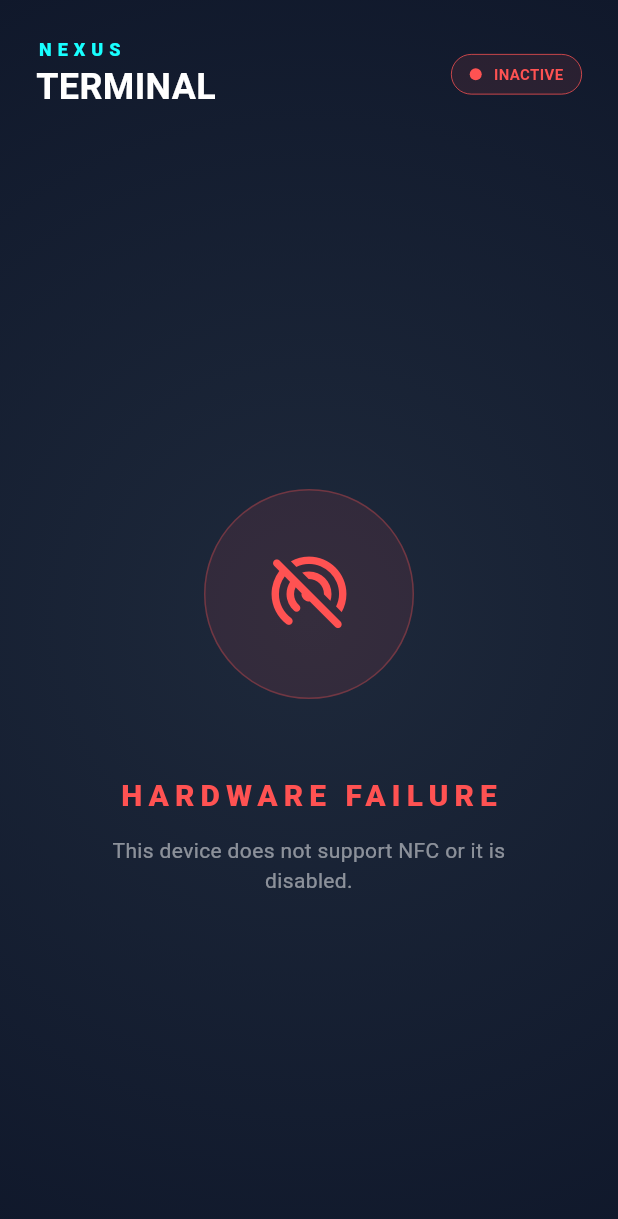
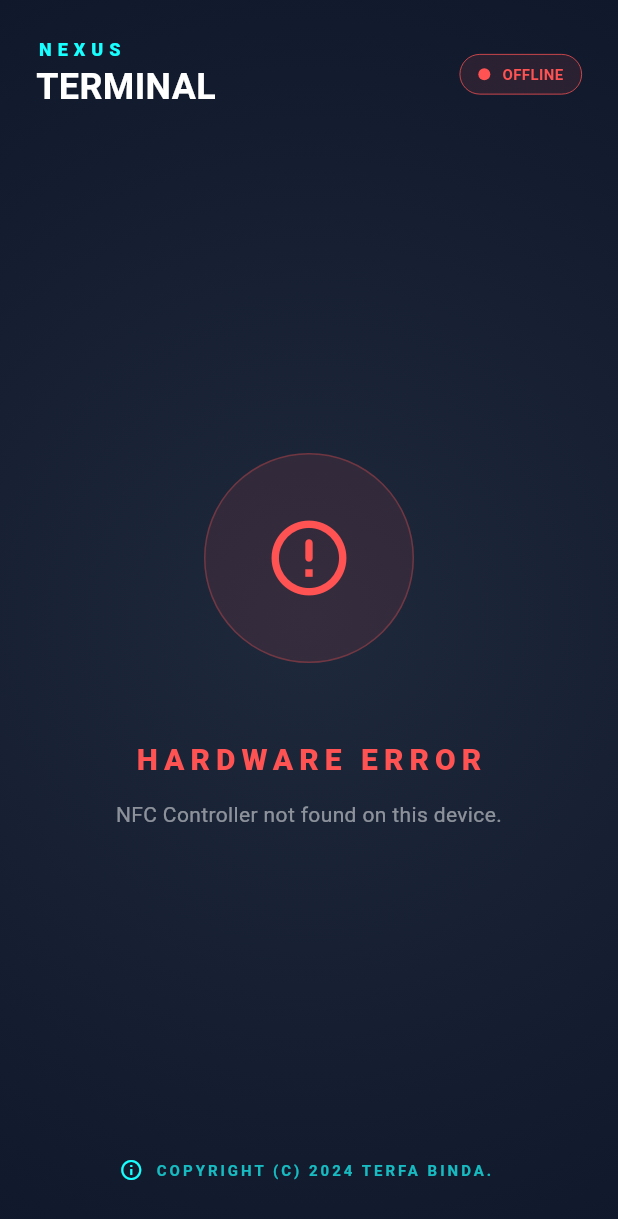
Before and after one commit to terfabinda/nfc_detector, a Flutter app: the screen it shows after launch, on a phone screen of 412 x 824 dp. Shown: the top 1219 px of the screen. Run offline on Flutter 3.47's test engine with Material 3 defaults, Android fonts, the light colour scheme and no system bars; missing offline and left inert: nfc_manager.

Commit message:
Main functionality updates

```diff
--- a/lib/main.dart
+++ b/lib/main.dart
@@ -60,9 +60,8 @@ class _NFCDashboardState extends State<NFCDashboard>
   }
 
   Future<void> _initNFC() async {
-    // Add a slight delay so the user sees the "Scanning for Hardware" animation
+    // Artificial delay to show the "Checking" animation state
     await Future.delayed(const Duration(seconds: 2));
-
     try {
       bool isAvailable = await NfcManager.instance.isAvailable();
       if (mounted) {
@@ -93,7 +92,7 @@ class _NFCDashboardState extends State<NFCDashboard>
     return Scaffold(
       body: Stack(
         children: [
-          // Background Gradient
+          // 1. Background Gradient
           Positioned.fill(
             child: Container(
               decoration: const BoxDecoration(
@@ -105,6 +104,27 @@ class _NFCDashboardState extends State<NFCDashboard>
               ),
             ),
           ),
+
+          // 2. "Splashed" Copyright Side-Text
+          Positioned(
+            right: -40,
+            top: 100,
+            bottom: 100,
+            child: RotatedBox(
+              quarterTurns: 1,
+              child: Text(
+                "NEXUS SYSTEMS CORP © 2024 • ENCRYPTED TERMINAL v4.0.2",
+                style: TextStyle(
+                  color: Colors.cyanAccent.withOpacity(0.05),
+                  fontSize: 14,
+                  fontWeight: FontWeight.w900,
+                  letterSpacing: 10,
+                ),
+              ),
+            ),
+          ),
+
+          // 3. Main Content
           SafeArea(
             child: Column(
               children: [
@@ -112,19 +132,16 @@ class _NFCDashboardState extends State<NFCDashboard>
                 Expanded(
                   child: AnimatedSwitcher(
                     duration: const Duration(milliseconds: 800),
-                    transitionBuilder:
-                        (Widget child, Animation<double> animation) {
-                          return FadeTransition(
-                            opacity: animation,
-                            child: ScaleTransition(
-                              scale: animation,
-                              child: child,
-                            ),
-                          );
-                        },
+                    transitionBuilder: (child, animation) {
+                      return FadeTransition(
+                        opacity: animation,
+                        child: ScaleTransition(scale: animation, child: child),
+                      );
+                    },
                     child: _buildMainContent(),
                   ),
                 ),
+                _buildFooter(),
               ],
             ),
           ),
@@ -134,23 +151,22 @@ class _NFCDashboardState extends State<NFCDashboard>
   }
 
   Widget _buildMainContent() {
-    // Use KeyedSubtree or Keys so AnimatedSwitcher knows when to swap
     switch (_state) {
       case NFCState.checking:
         return _buildStatusView(
           key: const ValueKey('checking'),
-          icon: Icons.search_rounded,
+          icon: Icons.sync_problem_rounded,
           title: "INITIALIZING",
-          subtitle: "Checking hardware communication links...",
+          subtitle: "Booting NFC middleware and checking drivers...",
           color: Colors.cyanAccent,
           showRadar: true,
         );
       case NFCState.unsupported:
         return _buildStatusView(
           key: const ValueKey('unsupported'),
-          icon: Icons.portable_wifi_off_rounded,
-          title: "HARDWARE FAILURE",
-          subtitle: "This device does not support NFC or it is disabled.",
+          icon: Icons.error_outline_rounded,
+          title: "HARDWARE ERROR",
+          subtitle: "NFC Controller not found on this device.",
           color: Colors.redAccent,
           showRadar: false,
         );
@@ -268,7 +284,7 @@ class _NFCDashboardState extends State<NFCDashboard>
         ),
         const SizedBox(height: 60),
         Text(
-          _isTagDetected ? "IDENTITY VERIFIED" : "SCANNING SIGNAL",
+          _isTagDetected ? "ACCESS GRANTED" : "READY TO SCAN",
           style: const TextStyle(
             fontSize: 18,
             fontWeight: FontWeight.w900,
@@ -280,8 +296,8 @@ class _NFCDashboardState extends State<NFCDashboard>
           padding: const EdgeInsets.symmetric(horizontal: 40),
           child: Text(
             _isTagDetected
-                ? "NFC Data packet captured successfully."
-                : "Hold your device near a compatible NFC tag.",
+                ? "Secure communication link established."
+                : "Position the terminal near the target device.",
             textAlign: TextAlign.center,
             style: TextStyle(color: Colors.white.withOpacity(0.5)),
           ),
@@ -342,7 +358,7 @@ class _NFCDashboardState extends State<NFCDashboard>
                 ),
                 const SizedBox(width: 8),
                 Text(
-                  isActive ? "ACTIVE" : "INACTIVE",
+                  isActive ? "ONLINE" : "OFFLINE",
                   style: TextStyle(
                     fontSize: 10,
                     fontWeight: FontWeight.bold,
@@ -353,6 +369,37 @@ class _NFCDashboardState extends State<NFCDashboard>
             ),
           ),
         ],
+      ),
+    );
+  }
+
+  Widget _buildFooter() {
+    return Padding(
+      padding: const EdgeInsets.only(bottom: 20),
+      child: TextButton.icon(
+        onPressed: () {
+          showAboutDialog(
+            context: context,
+            applicationName: "Nexus Pay Terminal",
+            applicationVersion: "4.0.2",
+            applicationLegalese:
+                "© 2024 Nexus Systems Corp.\nAll rights reserved.",
+          );
+        },
+        icon: const Icon(
+          Icons.info_outline,
+          size: 16,
+          color: Colors.cyanAccent,
+        ),
+        label: Text(
+          "COPYRIGHT (C) 2024 TERFA BINDA.",
+          style: TextStyle(
+            color: Colors.cyanAccent.withOpacity(0.7),
+            fontSize: 10,
+            letterSpacing: 2,
+            fontWeight: FontWeight.bold,
+          ),
+        ),
       ),
     );
   }
```
